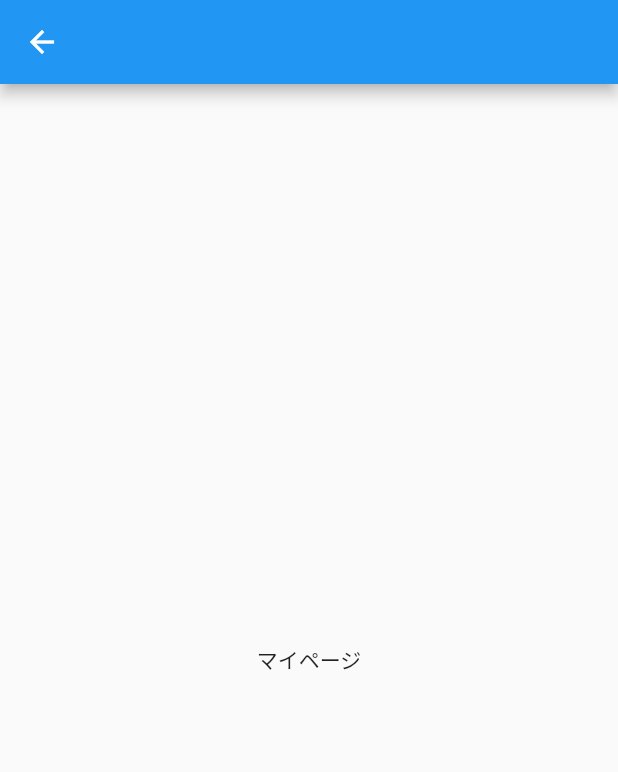
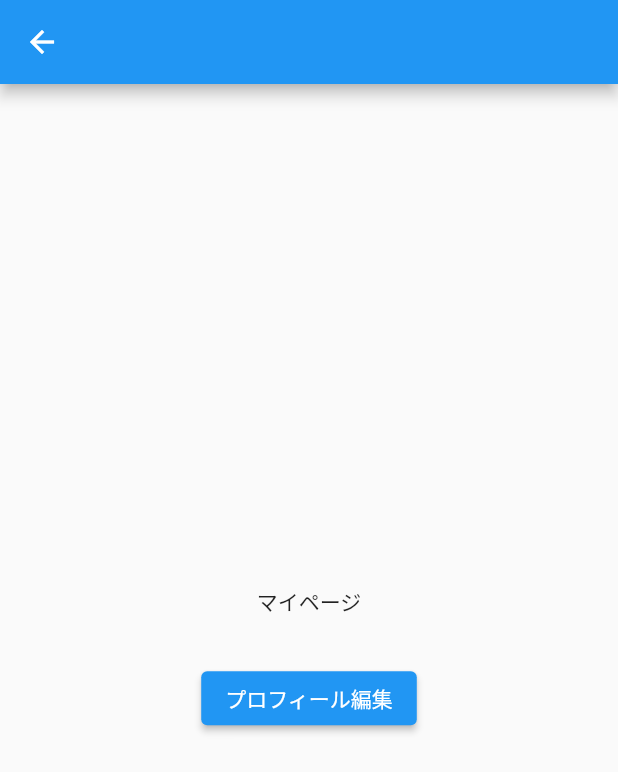
Before and after one commit to k-y-1202/go_router_guide, a Flutter app: the MyPage screen opened directly, on a phone screen of 412 x 824 dp. Shown: the top 772 px of the screen. Run offline on Flutter 3.47's test engine with Material 2 defaults, Android fonts, the light colour scheme and no system bars.

Commit message:
フォルダ変更

```diff
--- a/lib/main.dart
+++ b/lib/main.dart
@@ -1,5 +1,5 @@
 import 'package:flutter/material.dart';
-import 'package:go_router_guide/login_page.dart';
+import 'package:go_router_guide/pages/login_page.dart';
 
 void main() {
   runApp(const MyApp());
--- a/lib/my_page.dart
+++ /dev/null
@@ -1,13 +0,0 @@
-import 'package:flutter/material.dart';
-
-class MyPage extends StatelessWidget {
-  const MyPage({super.key});
-
-  @override
-  Widget build(BuildContext context) {
-    return Scaffold(
-      appBar: AppBar(),
-      body: const Center(child: Text('マイページ')),
-    );
-  }
-}
--- a/lib/bottom_navigation_page.dart
+++ b/lib/pages/bottom_navigation_page.dart
@@ -1,6 +1,7 @@
 import 'package:flutter/material.dart';
-import 'package:go_router_guide/home_page.dart';
-import 'package:go_router_guide/my_page.dart';
+import 'package:go_router_guide/pages/home_page.dart';
+
+import 'my_page.dart';
 
 class BottomNavigationPage extends StatefulWidget {
   const BottomNavigationPage({super.key});
--- /dev/null
+++ b/lib/pages/my_page.dart
@@ -0,0 +1,24 @@
+import 'package:flutter/material.dart';
+
+class MyPage extends StatelessWidget {
+  const MyPage({super.key});
+
+  @override
+  Widget build(BuildContext context) {
+    return Scaffold(
+      appBar: AppBar(),
+      body: Center(
+          child: Column(
+        mainAxisAlignment: MainAxisAlignment.center,
+        children: [
+          const Text('マイページ'),
+          const SizedBox(height: 30),
+          ElevatedButton(
+            onPressed: () {},
+            child: const Text('プロフィール編集'),
+          ),
+        ],
+      )),
+    );
+  }
+}
```
Also changed, not shown: lib/pages/login_page.dart (renamed from lib/login_page.dart, +5 -4 lines), lib/pages/home_page.dart (renamed from lib/home_page.dart).
